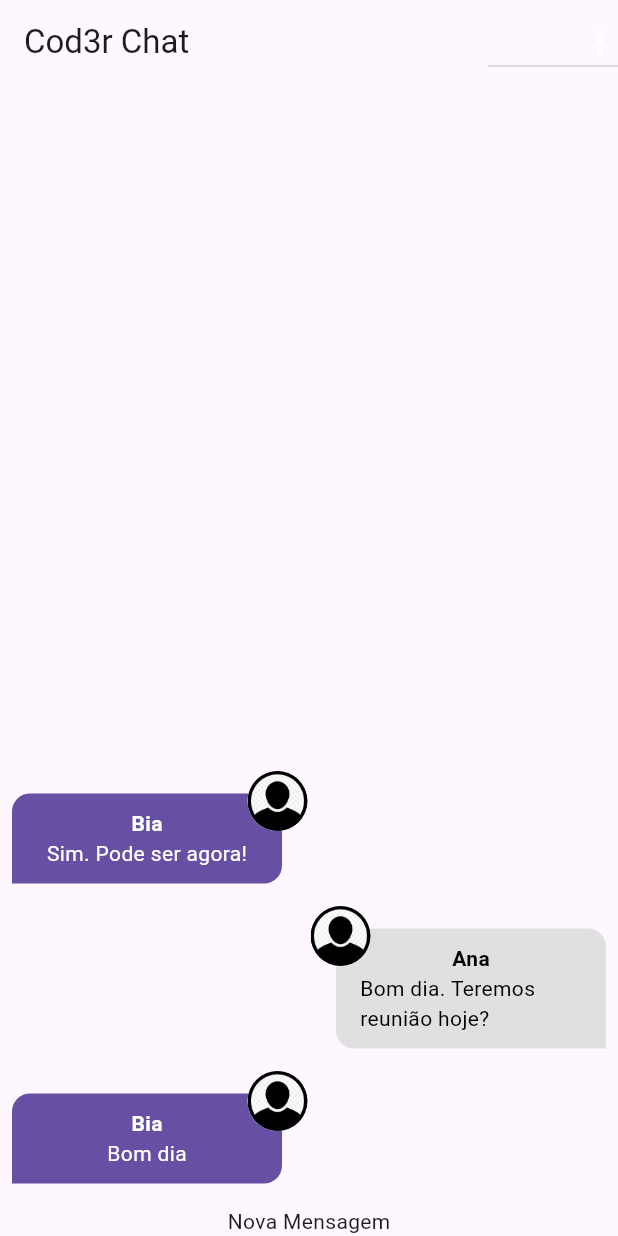
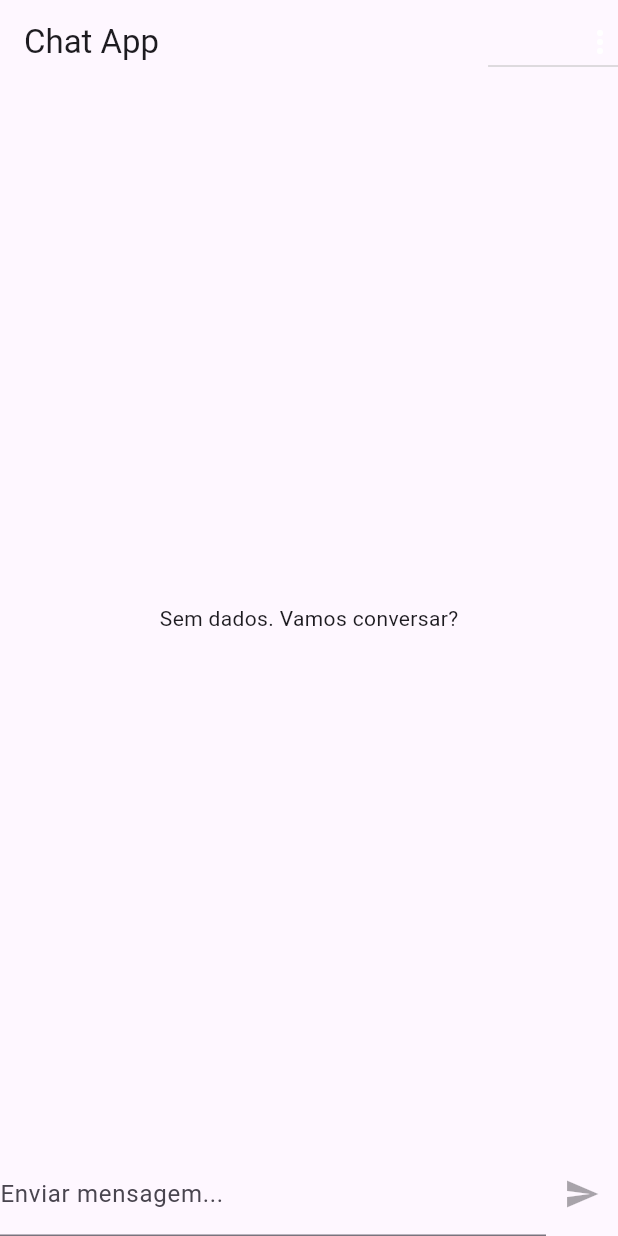
Before and after one commit to AfonsoMachado/flutter_chat, a Flutter app: the screen it shows after launch, on a phone screen of 412 x 824 dp. Run offline on Flutter 3.47's test engine with Material 3 defaults, Android fonts, the phone set to English and light mode, and no system bars; our stand-ins replace image_picker; accounts and stored records are empty.

```diff
--- a/lib/components/message_bubble.dart
+++ b/lib/components/message_bubble.dart
@@ -61,6 +61,9 @@ class MessageBubble extends StatelessWidget {
                 horizontal: 8,
               ),
               child: Column(
+                crossAxisAlignment: belongsToCurrentUser
+                    ? CrossAxisAlignment.end
+                    : CrossAxisAlignment.start,
                 children: [
                   Text(
                     message.userName,
@@ -71,6 +74,8 @@ class MessageBubble extends StatelessWidget {
                   ),
                   Text(
                     message.text,
+                    textAlign:
+                        belongsToCurrentUser ? TextAlign.right : TextAlign.left,
                     style: TextStyle(
                       color: belongsToCurrentUser ? Colors.black : Colors.white,
                     ),
--- a/lib/components/new_message.dart
+++ b/lib/components/new_message.dart
@@ -1,12 +1,51 @@
 import 'package:flutter/material.dart';
+import 'package:flutter_chat/core/services/auth/auth_service.dart';
+import 'package:flutter_chat/core/services/chat/chat_service.dart';
 
-class NewMessage extends StatelessWidget {
+class NewMessage extends StatefulWidget {
   const NewMessage({super.key});
 
   @override
+  State<NewMessage> createState() => _NewMessageState();
+}
+
+class _NewMessageState extends State<NewMessage> {
+  String _message = '';
+  final _messageController = TextEditingController();
+
+  Future<void> _sendMessage() async {
+    final user = AuthService().currentUser;
+
+    if (user != null) {
+      await ChatService().save(_message, user);
+      _messageController.clear();
+    }
+  }
+
+  @override
   Widget build(BuildContext context) {
-    return const Center(
-      child: Text('Nova Mensagem'),
+    return Row(
+      children: [
+        Expanded(
+          child: TextField(
+            controller: _messageController,
+            onChanged: (msg) => setState(() {
+              _message = msg;
+            }),
+            decoration: const InputDecoration(
+              labelText: 'Enviar mensagem...',
+            ),
+            onSubmitted: (_) {
+              if (_message.trim().isNotEmpty) {
+                _sendMessage();
+              }
+            },
+          ),
+        ),
+        IconButton(
+            onPressed: _message.trim().isEmpty ? null : _sendMessage,
+            icon: const Icon(Icons.send))
+      ],
     );
   }
 }
--- /dev/null
+++ b/lib/core/models/chat_notification.dart
@@ -0,0 +1,9 @@
+class ChatNotification {
+  final String title;
+  final String body;
+
+  ChatNotification({
+    required this.title,
+    required this.body,
+  });
+}
--- a/lib/core/services/chat/chat_mock_service.dart
+++ b/lib/core/services/chat/chat_mock_service.dart
@@ -6,32 +6,7 @@ import 'package:flutter_chat/core/services/chat/chat_service.dart';
 import 'dart:async';
 
 class ChatMockService implements ChatService {
-  static final List<ChatMessage> _msgs = [
-    ChatMessage(
-      id: '1',
-      text: 'Bom dia',
-      createdAt: DateTime.now(),
-      userId: '123',
-      userName: 'Bia',
-      userImageUrl: 'assets/images/avatar.png',
-    ),
-    ChatMessage(
-      id: '2',
-      text: 'Bom dia. Teremos reunião hoje?',
-      createdAt: DateTime.now(),
-      userId: '456',
-      userName: 'Ana',
-      userImageUrl: 'assets/images/avatar.png',
-    ),
-    ChatMessage(
-      id: '3',
-      text: 'Sim. Pode ser agora!',
-      createdAt: DateTime.now(),
-      userId: '123',
-      userName: 'Bia',
-      userImageUrl: 'assets/images/avatar.png',
-    ),
-  ];
+  static final List<ChatMessage> _msgs = [];
   static MultiStreamController<List<ChatMessage>>? _controller;
   static final _msgsStream = Stream<List<ChatMessage>>.multi((controller) {
     _controller = controller;
@@ -43,6 +18,7 @@ class ChatMockService implements ChatService {
     return _msgsStream;
   }
 
+  @override
   Future<ChatMessage> save(String text, ChatUser user) async {
     final newMessage = ChatMessage(
       id: Random().nextDouble().toString(),
@@ -54,7 +30,7 @@ class ChatMockService implements ChatService {
     );
 
     _msgs.add(newMessage);
-    _controller?.add(_msgs);
+    _controller?.add(_msgs.reversed.toList());
     return newMessage;
   }
 }
--- a/lib/main.dart
+++ b/lib/main.dart
@@ -1,5 +1,7 @@
 import 'package:flutter/material.dart';
+import 'package:flutter_chat/core/services/notification/push_notification_service.dart';
 import 'package:flutter_chat/pages/auth_or_app_page.dart';
+import 'package:provider/provider.dart';
 
 void main() {
   runApp(const MyApp());
@@ -10,13 +12,20 @@ class MyApp extends StatelessWidget {
 
   @override
   Widget build(BuildContext context) {
-    return MaterialApp(
-      title: 'Flutter Demo',
-      theme: ThemeData(
-        primarySwatch: Colors.blue,
+    return MultiProvider(
+      providers: [
+        ChangeNotifierProvider(
+          create: (_) => PushNotificationService(),
+        )
+      ],
+      child: MaterialApp(
+        title: 'Chat App',
+        theme: ThemeData(
+          primarySwatch: Colors.blue,
+        ),
+        home: const AuthOrAppPage(),
+        debugShowCheckedModeBanner: false,
       ),
-      home: const AuthOrAppPage(),
-      debugShowCheckedModeBanner: false,
     );
   }
 }
--- a/lib/pages/chat_page.dart
+++ b/lib/pages/chat_page.dart
@@ -10,7 +10,7 @@ class ChatPage extends StatelessWidget {
   Widget build(BuildContext context) {
     return Scaffold(
       appBar: AppBar(
-        title: const Text('Cod3r Chat'),
+        title: const Text('Chat App'),
         actions: [
           DropdownButton(
             icon: Icon(
--- a/pubspec.yaml
+++ b/pubspec.yaml
@@ -36,6 +36,7 @@ dependencies:
   # Use with the CupertinoIcons class for iOS style icons.
   cupertino_icons: ^1.0.2
   image_picker: ^1.0.7
+  provider: ^6.1.1
 
 dev_dependencies:
   flutter_test:
```
Also changed, not shown: lib/core/services/notification/push_notification_service.dart (added, +19 -0 lines), pubspec.lock.
